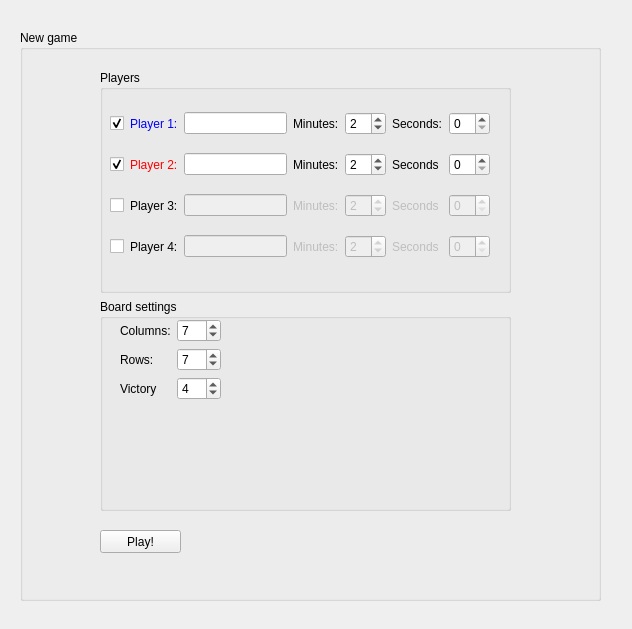
note/simple_game, file game/newgame.ui: the form before one commit.
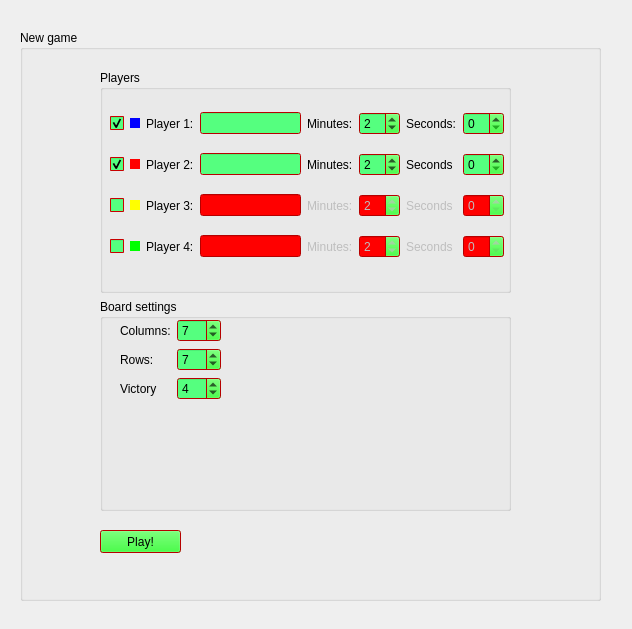
The form after the commit.

Diff of the .ui file:
```diff
--- a/game/newgame.ui
+++ b/game/newgame.ui
@@ -22,6 +22,298 @@
      <height>571</height>
     </rect>
    </property>
+   <property name="sizePolicy">
+    <sizepolicy hsizetype="Preferred" vsizetype="Preferred">
+     <horstretch>10</horstretch>
+     <verstretch>10</verstretch>
+    </sizepolicy>
+   </property>
+   <property name="minimumSize">
+    <size>
+     <width>5</width>
+     <height>5</height>
+    </size>
+   </property>
+   <property name="palette">
+    <palette>
+     <active>
+      <colorrole role="Button">
+       <brush brushstyle="SolidPattern">
+        <color alpha="255">
+         <red>0</red>
+         <green>255</green>
+         <blue>0</blue>
+        </color>
+       </brush>
+      </colorrole>
+      <colorrole role="Light">
+       <brush brushstyle="SolidPattern">
+        <color alpha="255">
+         <red>170</red>
+         <green>170</green>
+         <blue>0</blue>
+        </color>
+       </brush>
+      </colorrole>
+      <colorrole role="Midlight">
+       <brush brushstyle="SolidPattern">
+        <color alpha="255">
+         <red>0</red>
+         <green>170</green>
+         <blue>127</blue>
+        </color>
+       </brush>
+      </colorrole>
+      <colorrole role="BrightText">
+       <brush brushstyle="SolidPattern">
+        <color alpha="255">
+         <red>170</red>
+         <green>0</green>
+         <blue>0</blue>
+        </color>
+       </brush>
+      </colorrole>
+      <colorrole role="Base">
+       <brush brushstyle="SolidPattern">
+        <color alpha="255">
+         <red>85</red>
+         <green>255</green>
+         <blue>127</blue>
+        </color>
+       </brush>
+      </colorrole>
+      <colorrole role="Window">
+       <brush brushstyle="SolidPattern">
+        <color alpha="255">
+         <red>255</red>
+         <green>0</green>
+         <blue>0</blue>
+        </color>
+       </brush>
+      </colorrole>
+      <colorrole role="HighlightedText">
+       <brush brushstyle="SolidPattern">
+        <color alpha="255">
+         <red>0</red>
+         <green>85</green>
+         <blue>0</blue>
+        </color>
+       </brush>
+      </colorrole>
+      <colorrole role="AlternateBase">
+       <brush brushstyle="SolidPattern">
+        <color alpha="255">
+         <red>255</red>
+         <green>0</green>
+         <blue>0</blue>
+        </color>
+       </brush>
+      </colorrole>
+      <colorrole role="NoRole">
+       <brush brushstyle="SolidPattern">
+        <color alpha="255">
+         <red>170</red>
+         <green>0</green>
+         <blue>127</blue>
+        </color>
+       </brush>
+      </colorrole>
+      <colorrole role="ToolTipBase">
+       <brush brushstyle="SolidPattern">
+        <color alpha="255">
+         <red>85</red>
+         <green>255</green>
+         <blue>0</blue>
+        </color>
+       </brush>
+      </colorrole>
+     </active>
+     <inactive>
+      <colorrole role="Button">
+       <brush brushstyle="SolidPattern">
+        <color alpha="255">
+         <red>0</red>
+         <green>255</green>
+         <blue>0</blue>
+        </color>
+       </brush>
+      </colorrole>
+      <colorrole role="Light">
+       <brush brushstyle="SolidPattern">
+        <color alpha="255">
+         <red>170</red>
+         <green>170</green>
+         <blue>0</blue>
+        </color>
+       </brush>
+      </colorrole>
+      <colorrole role="Midlight">
+       <brush brushstyle="SolidPattern">
+        <color alpha="255">
+         <red>0</red>
+         <green>170</green>
+         <blue>127</blue>
+        </color>
+       </brush>
+      </colorrole>
+      <colorrole role="BrightText">
+       <brush brushstyle="SolidPattern">
+        <color alpha="255">
+         <red>170</red>
+         <green>0</green>
+         <blue>0</blue>
+        </color>
+       </brush>
+      </colorrole>
+      <colorrole role="Base">
+       <brush brushstyle="SolidPattern">
+        <color alpha="255">
+         <red>85</red>
+         <green>255</green>
+         <blue>127</blue>
+        </color>
+       </brush>
+      </colorrole>
+      <colorrole role="Window">
+       <brush brushstyle="SolidPattern">
+        <color alpha="255">
+         <red>255</red>
+         <green>0</green>
+         <blue>0</blue>
+        </color>
+       </brush>
+      </colorrole>
+      <colorrole role="HighlightedText">
+       <brush brushstyle="SolidPattern">
+        <color alpha="255">
+         <red>0</red>
+         <green>85</green>
+         <blue>0</blue>
+        </color>
+       </brush>
+      </colorrole>
+      <colorrole role="AlternateBase">
+       <brush brushstyle="SolidPattern">
+        <color alpha="255">
+         <red>255</red>
+         <green>0</green>
+         <blue>0</blue>
+        </color>
+       </brush>
+      </colorrole>
+      <colorrole role="NoRole">
+       <brush brushstyle="SolidPattern">
+        <color alpha="255">
+         <red>170</red>
+         <green>0</green>
+         <blue>127</blue>
+        </color>
+       </brush>
+      </colorrole>
+      <colorrole role="ToolTipBase">
+       <brush brushstyle="SolidPattern">
+        <color alpha="255">
+         <red>85</red>
+         <green>255</green>
+         <blue>0</blue>
+        </color>
+       </brush>
+      </colorrole>
+     </inactive>
+     <disabled>
+      <colorrole role="Button">
+       <brush brushstyle="SolidPattern">
+        <color alpha="255">
+         <red>0</red>
+         <green>255</green>
+         <blue>0</blue>
+        </color>
+       </brush>
+      </colorrole>
+      <colorrole role="Light">
+       <brush brushstyle="SolidPattern">
+        <color alpha="255">
+         <red>170</red>
+         <green>170</green>
+         <blue>0</blue>
+        </color>
+       </brush>
+      </colorrole>
+      <colorrole role="Midlight">
+       <brush brushstyle="SolidPattern">
+        <color alpha="255">
+         <red>0</red>
+         <green>170</green>
+         <blue>127</blue>
+        </color>
+       </brush>
+      </colorrole>
+      <colorrole role="BrightText">
+       <brush brushstyle="SolidPattern">
+        <color alpha="255">
+         <red>170</red>
+         <green>0</green>
+         <blue>0</blue>
+        </color>
+       </brush>
+      </colorrole>
+      <colorrole role="Base">
+       <brush brushstyle="SolidPattern">
+        <color alpha="255">
+         <red>255</red>
+         <green>0</green>
+         <blue>0</blue>
+        </color>
+       </brush>
+      </colorrole>
+      <colorrole role="Window">
+       <brush brushstyle="SolidPattern">
+        <color alpha="255">
+         <red>255</red>
+         <green>0</green>
+         <blue>0</blue>
+        </color>
+       </brush>
+      </colorrole>
+      <colorrole role="HighlightedText">
+       <brush brushstyle="SolidPattern">
+        <color alpha="255">
+         <red>0</red>
+         <green>85</green>
+         <blue>0</blue>
+        </color>
+       </brush>
+      </colorrole>
+      <colorrole role="AlternateBase">
+       <brush brushstyle="SolidPattern">
+        <color alpha="255">
+         <red>255</red>
+         <green>0</green>
+         <blue>0</blue>
+        </color>
+       </brush>
+      </colorrole>
+      <colorrole role="NoRole">
+       <brush brushstyle="SolidPattern">
+        <color alpha="255">
+         <red>170</red>
+         <green>0</green>
+         <blue>127</blue>
+        </color>
+       </brush>
+      </colorrole>
+      <colorrole role="ToolTipBase">
+       <brush brushstyle="SolidPattern">
+        <color alpha="255">
+         <red>85</red>
+         <green>255</green>
+         <blue>0</blue>
+        </color>
+       </brush>
+      </colorrole>
+     </disabled>
+    </palette>
+   </property>
    <property name="title">
     <string>New game</string>
    </property>
@@ -45,12 +337,12 @@
          <rect>
           <x>10</x>
           <y>30</y>
-          <width>380</width>
+          <width>394</width>
           <height>171</height>
          </rect>
         </property>
         <layout class="QGridLayout" name="gridLayout">
-         <item row="0" column="1">
+         <item row="0" column="2">
           <widget class="QLabel" name="label_4">
            <property name="palette">
             <palette>
@@ -60,7 +352,7 @@
                 <color alpha="255">
                  <red>0</red>
                  <green>0</green>
-                 <blue>255</blue>
+                 <blue>0</blue>
                 </color>
                </brush>
               </colorrole>
@@ -71,7 +363,7 @@
                 <color alpha="255">
                  <red>0</red>
                  <green>0</green>
-                 <blue>255</blue>
+                 <blue>0</blue>
                 </color>
                </brush>
               </colorrole>
@@ -94,7 +386,7 @@
            </property>
           </widget>
          </item>
-         <item row="1" column="1">
+         <item row="1" column="2">
           <widget class="QLabel" name="label_5">
            <property name="palette">
             <palette>
@@ -102,7 +394,7 @@
               <colorrole role="WindowText">
                <brush brushstyle="SolidPattern">
                 <color alpha="255">
-                 <red>255</red>
+                 <red>0</red>
                  <green>0</green>
                  <blue>0</blue>
                 </color>
@@ -113,7 +405,7 @@
               <colorrole role="WindowText">
                <brush brushstyle="SolidPattern">
                 <color alpha="255">
-                 <red>255</red>
+                 <red>0</red>
                  <green>0</green>
                  <blue>0</blue>
                 </color>
@@ -138,41 +430,78 @@
            </property>
           </widget>
          </item>
-         <item row="2" column="1">
+         <item row="2" column="2">
           <widget class="QLabel" name="label_6">
            <property name="text">
             <string>Player 3:</string>
            </property>
           </widget>
          </item>
-         <item row="3" column="1">
+         <item row="3" column="2">
           <widget class="QLabel" name="label_7">
+           <property name="palette">
+            <palette>
+             <active>
+              <colorrole role="WindowText">
+               <brush brushstyle="SolidPattern">
+                <color alpha="255">
+                 <red>0</red>
+                 <green>0</green>
+                 <blue>0</blue>
+                </color>
+               </brush>
+              </colorrole>
+             </active>
+             <inactive>
+              <colorrole role="WindowText">
+               <brush brushstyle="SolidPattern">
+                <color alpha="255">
+                 <red>0</red>
+                 <green>0</green>
+                 <blue>0</blue>
+                </color>
+               </brush>
+              </colorrole>
+             </inactive>
+             <disabled>
+              <colorrole role="WindowText">
+               <brush brushstyle="SolidPattern">
+                <color alpha="255">
+                 <red>120</red>
+                 <green>120</green>
+                 <blue>120</blue>
+                </color>
+               </brush>
+              </colorrole>
+             </disabled>
+            </palette>
+           </property>
            <property name="text">
             <string>Player 4:</string>
            </property>
           </widget>
          </item>
-         <item row="0" column="2">
+         <item row="0" column="3">
           <widget class="QLineEdit" name="lineEdit"/>
          </item>
-         <item row="1" column="2">
+         <item row="1" column="3">
           <widget class="QLineEdit" name="lineEdit_2"/>
          </item>
-         <item row="2" column="2">
+         <item row="2" column="3">
           <widget class="QLineEdit" name="lineEdit_3">
            <property name="enabled">
             <bool>false</bool>
            </property>
           </widget>
          </item>
-         <item row="3" column="2">
+         <item row="3" column="3">
           <widget class="QLineEdit" name="lineEdit_4">
            <property name="enabled">
             <bool>false</bool>
            </property>
           </widget>
          </item>
-         <item row="0" column="4">
+         <item row="0" column="5">
           <widget class="QSpinBox" name="spinBox">
            <property name="enabled">
             <bool>true</bool>
@@ -185,7 +514,7 @@
            </property>
           </widget>
          </item>
-         <item row="1" column="4">
+         <item row="1" column="5">
           <widget class="QSpinBox" name="spinBox_2">
            <property name="maximum">
             <number>59</number>
@@ -195,7 +524,7 @@
            </property>
           </widget>
          </item>
-         <item row="2" column="4">
+         <item row="2" column="5">
           <widget class="QSpinBox" name="spinBox_3">
            <property name="enabled">
             <bool>false</bool>
@@ -208,7 +537,7 @@
            </property>
           </widget>
          </item>
-         <item row="3" column="4">
+         <item row="3" column="5">
           <widget class="QSpinBox" name="spinBox_4">
            <property name="enabled">
             <bool>false</bool>
@@ -221,7 +550,7 @@
            </property>
           </widget>
          </item>
-         <item row="0" column="6">
+         <item row="0" column="7">
           <widget class="QSpinBox" name="spinBox_5">
            <property name="minimum">
             <number>0</number>
@@ -237,7 +566,7 @@
            </property>
           </widget>
          </item>
-         <item row="1" column="6">
+         <item row="1" column="7">
           <widget class="QSpinBox" name="spinBox_6">
            <property name="minimum">
             <number>0</number>
@@ -253,7 +582,7 @@
            </property>
           </widget>
          </item>
-         <item row="2" column="6">
+         <item row="2" column="7">
           <widget class="QSpinBox" name="spinBox_7">
            <property name="enabled">
             <bool>false</bool>
@@ -266,7 +595,7 @@
            </property>
           </widget>
          </item>
-         <item row="3" column="6">
+         <item row="3" column="7">
           <widget class="QSpinBox" name="spinBox_8">
            <property name="enabled">
             <bool>false</bool>
@@ -279,21 +608,21 @@
            </property>
           </widget>
          </item>
-         <item row="0" column="3">
+         <item row="0" column="4">
           <widget class="QLabel" name="label_8">
            <property name="text">
             <string>Minutes:</string>
            </property>
           </widget>
          </item>
-         <item row="1" column="3">
+         <item row="1" column="4">
           <widget class="QLabel" name="label_9">
            <property name="text">
             <string>Minutes:</string>
            </property>
           </widget>
          </item>
-         <item row="2" column="3">
+         <item row="2" column="4">
           <widget class="QLabel" name="label_10">
            <property name="enabled">
             <bool>false</bool>
@@ -303,7 +632,7 @@
            </property>
           </widget>
          </item>
-         <item row="3" column="3">
+         <item row="3" column="4">
           <widget class="QLabel" name="label_11">
            <property name="enabled">
             <bool>false</bool>
@@ -313,21 +642,21 @@
            </property>
           </widget>
          </item>
-         <item row="0" column="5">
+         <item row="0" column="6">
           <widget class="QLabel" name="label_12">
            <property name="text">
             <string>Seconds:</string>
            </property>
           </widget>
          </item>
-         <item row="1" column="5">
+         <item row="1" column="6">
           <widget class="QLabel" name="label_13">
            <property name="text">
             <string>Seconds</string>
            </property>
           </widget>
          </item>
-         <item row="2" column="5">
+         <item row="2" column="6">
           <widget class="QLabel" name="label_14">
            <property name="enabled">
             <bool>false</bool>
@@ -337,7 +666,7 @@
            </property>
           </widget>
          </item>
-         <item row="3" column="5">
+         <item row="3" column="6">
           <widget class="QLabel" name="label_15">
            <property name="enabled">
             <bool>false</bool>
@@ -384,6 +713,298 @@
            </property>
           </widget>
          </item>
+         <item row="0" column="1">
+          <widget class="QWidget" name="widget" native="true">
+           <property name="sizePolicy">
+            <sizepolicy hsizetype="Fixed" vsizetype="Fixed">
+             <horstretch>0</horstretch>
+             <verstretch>0</verstretch>
+            </sizepolicy>
+           </property>
+           <property name="minimumSize">
+            <size>
+             <width>10</width>
+             <height>10</height>
+            </size>
+           </property>
+           <property name="baseSize">
+            <size>
+             <width>10</width>
+             <height>10</height>
+            </size>
+           </property>
+           <property name="palette">
+            <palette>
+             <active>
+              <colorrole role="Base">
+               <brush brushstyle="SolidPattern">
+                <color alpha="255">
+                 <red>85</red>
+                 <green>255</green>
+                 <blue>127</blue>
+                </color>
+               </brush>
+              </colorrole>
+              <colorrole role="Window">
+               <brush brushstyle="SolidPattern">
+                <color alpha="255">
+                 <red>0</red>
+                 <green>0</green>
+                 <blue>255</blue>
+                </color>
+               </brush>
+              </colorrole>
+             </active>
+             <inactive>
+              <colorrole role="Base">
+               <brush brushstyle="SolidPattern">
+                <color alpha="255">
+                 <red>85</red>
+                 <green>255</green>
+                 <blue>127</blue>
+                </color>
+               </brush>
+              </colorrole>
+              <colorrole role="Window">
+               <brush brushstyle="SolidPattern">
+                <color alpha="255">
+                 <red>0</red>
+                 <green>0</green>
+                 <blue>255</blue>
+                </color>
+               </brush>
+              </colorrole>
+             </inactive>
+             <disabled>
+              <colorrole role="Base">
+               <brush brushstyle="SolidPattern">
+                <color alpha="255">
+                 <red>0</red>
+                 <green>0</green>
+                 <blue>255</blue>
+                </color>
+               </brush>
+              </colorrole>
+              <colorrole role="Window">
+               <brush brushstyle="SolidPattern">
+                <color alpha="255">
+                 <red>0</red>
+                 <green>0</green>
+                 <blue>255</blue>
+                </color>
+               </brush>
+              </colorrole>
+             </disabled>
+            </palette>
+           </property>
+           <property name="autoFillBackground">
+            <bool>true</bool>
+           </property>
+          </widget>
+         </item>
+         <item row="1" column="1">
+          <widget class="QWidget" name="widget_2" native="true">
+           <property name="sizePolicy">
+            <sizepolicy hsizetype="Fixed" vsizetype="Fixed">
+             <horstretch>0</horstretch>
+             <verstretch>0</verstretch>
+            </sizepolicy>
+           </property>
+           <property name="minimumSize">
+            <size>
+             <width>10</width>
+             <height>10</height>
+            </size>
+           </property>
+           <property name="baseSize">
+            <size>
+             <width>10</width>
+             <height>10</height>
+            </size>
+           </property>
+           <property name="autoFillBackground">
+            <bool>true</bool>
+           </property>
+          </widget>
+         </item>
+         <item row="2" column="1">
+          <widget class="QWidget" name="widget_3" native="true">
+           <property name="sizePolicy">
+            <sizepolicy hsizetype="Fixed" vsizetype="Fixed">
+             <horstretch>0</horstretch>
+             <verstretch>0</verstretch>
+            </sizepolicy>
+           </property>
+           <property name="minimumSize">
+            <size>
+             <width>10</width>
+             <height>10</height>
+            </size>
+           </property>
+           <property name="baseSize">
+            <size>
+             <width>10</width>
+             <height>10</height>
+            </size>
+           </property>
+           <property name="palette">
+            <palette>
+             <active>
+              <colorrole role="Base">
+               <brush brushstyle="SolidPattern">
+                <color alpha="255">
+                 <red>85</red>
+                 <green>255</green>
+                 <blue>127</blue>
+                </color>
+               </brush>
+              </colorrole>
+              <colorrole role="Window">
+               <brush brushstyle="SolidPattern">
+                <color alpha="255">
+                 <red>255</red>
+                 <green>255</green>
+                 <blue>0</blue>
+                </color>
+               </brush>
+              </colorrole>
+             </active>
+             <inactive>
+              <colorrole role="Base">
+               <brush brushstyle="SolidPattern">
+                <color alpha="255">
+                 <red>85</red>
+                 <green>255</green>
+                 <blue>127</blue>
+                </color>
+               </brush>
+              </colorrole>
+              <colorrole role="Window">
+               <brush brushstyle="SolidPattern">
+                <color alpha="255">
+                 <red>255</red>
+                 <green>255</green>
+                 <blue>0</blue>
+                </color>
+               </brush>
+              </colorrole>
+             </inactive>
+             <disabled>
+              <colorrole role="Base">
+               <brush brushstyle="SolidPattern">
+                <color alpha="255">
+                 <red>255</red>
+                 <green>255</green>
+                 <blue>0</blue>
+                </color>
+               </brush>
+              </colorrole>
+              <colorrole role="Window">
+               <brush brushstyle="SolidPattern">
+                <color alpha="255">
+                 <red>255</red>
+                 <green>255</green>
+                 <blue>0</blue>
+                </color>
+               </brush>
+              </colorrole>
+             </disabled>
+            </palette>
+           </property>
+           <property name="autoFillBackground">
+            <bool>true</bool>
+           </property>
+          </widget>
+         </item>
+         <item row="3" column="1">
+          <widget class="QWidget" name="widget_4" native="true">
+           <property name="sizePolicy">
+            <sizepolicy hsizetype="Fixed" vsizetype="Fixed">
+             <horstretch>0</horstretch>
+             <verstretch>0</verstretch>
+            </sizepolicy>
+           </property>
+           <property name="minimumSize">
+            <size>
+             <width>10</width>
+             <height>10</height>
+            </size>
+           </property>
+           <property name="baseSize">
+            <size>
+             <width>10</width>
+             <height>10</height>
+            </size>
+           </property>
+           <property name="palette">
+            <palette>
+             <active>
+              <colorrole role="Base">
+               <brush brushstyle="SolidPattern">
+                <color alpha="255">
+                 <red>85</red>
+                 <green>255</green>
+                 <blue>127</blue>
+                </color>
+               </brush>
+              </colorrole>
+              <colorrole role="Window">
+               <brush brushstyle="SolidPattern">
+                <color alpha="255">
+                 <red>0</red>
+                 <green>255</green>
+                 <blue>0</blue>
+                </color>
+               </brush>
+              </colorrole>
+             </active>
+             <inactive>
+              <colorrole role="Base">
+               <brush brushstyle="SolidPattern">
+                <color alpha="255">
+                 <red>85</red>
+                 <green>255</green>
+                 <blue>127</blue>
+                </color>
+               </brush>
+              </colorrole>
+              <colorrole role="Window">
+               <brush brushstyle="SolidPattern">
+                <color alpha="255">
+                 <red>0</red>
+                 <green>255</green>
+                 <blue>0</blue>
+                </color>
+               </brush>
+              </colorrole>
+             </inactive>
+             <disabled>
+              <colorrole role="Base">
+               <brush brushstyle="SolidPattern">
+                <color alpha="255">
+                 <red>0</red>
+                 <green>255</green>
+                 <blue>0</blue>
+                </color>
+               </brush>
+              </colorrole>
+              <colorrole role="Window">
+               <brush brushstyle="SolidPattern">
+                <color alpha="255">
+                 <red>0</red>
+                 <green>255</green>
+                 <blue>0</blue>
+                </color>
+               </brush>
+              </colorrole>
+             </disabled>
+            </palette>
+           </property>
+           <property name="autoFillBackground">
+            <bool>true</bool>
+           </property>
+          </widget>
+         </item>
         </layout>
        </widget>
       </widget>
```
